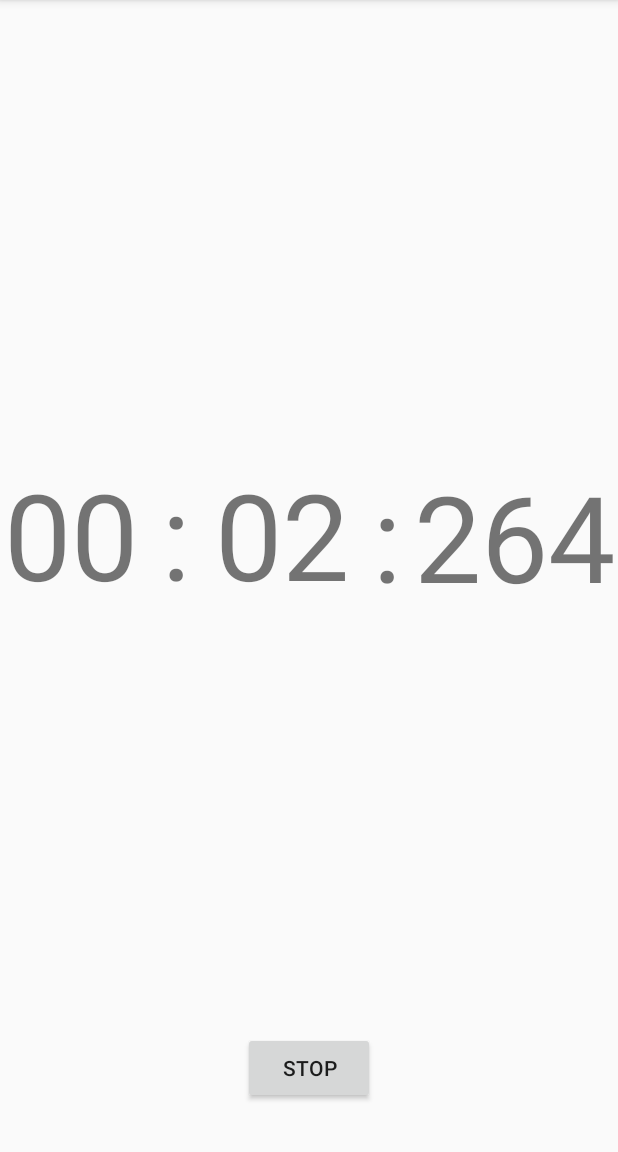
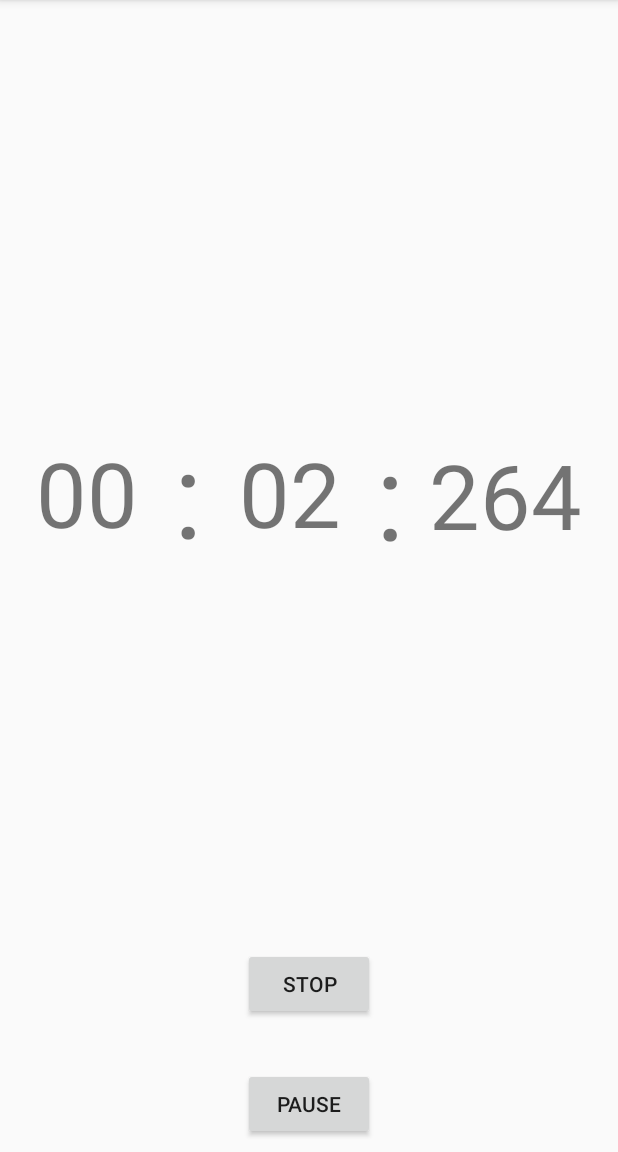
Before and after one commit to vlazar83/Stopper, an Android app: the screen it shows after launch (MainActivity), after a tap on "START", on a phone screen of 412 x 824 dp, the part 84-1236 px from its top. Run offline under Robolectric (Android 15) with nearby library versions, the phone set to English and light mode, and no system bars.

Commit message:
Pause functionality added

```diff
--- a/app/src/main/java/com/example/i060663/stopper/MainActivity.java
+++ b/app/src/main/java/com/example/i060663/stopper/MainActivity.java
@@ -9,11 +9,14 @@ import android.widget.TextView;
 
 public class MainActivity extends AppCompatActivity {
 
-    TextView minutesTextView;
-    TextView secondsTextView;
-    TextView millisecTextView;
+    private TextView minutesTextView;
+    private TextView secondsTextView;
+    private TextView millisecTextView;
 
-    long startTime = 0;
+    private long startTime = 0;
+    private long pauseTime = 0;
+    private long resumeTime = 0;
+    private long idleAmount = 0;
 
     //runs without a timer by reposting this handler at the end of the runnable
     Handler timerHandler = new Handler();
@@ -21,7 +24,7 @@ public class MainActivity extends AppCompatActivity {
 
         @Override
         public void run() {
-            long millis = System.currentTimeMillis() - startTime;
+            long millis = System.currentTimeMillis() - startTime - idleAmount;
             int seconds = (int) (millis / 1000);
             int minutes = seconds / 60;
             seconds = seconds % 60;
@@ -43,6 +46,11 @@ public class MainActivity extends AppCompatActivity {
         secondsTextView = (TextView) findViewById(R.id.secondTextView);
         millisecTextView = (TextView) findViewById(R.id.millisecTextView);
 
+
+        final Button pauseButton = (Button) findViewById(R.id.pauseButton);
+        pauseButton.setText("Pause");
+        pauseButton.setEnabled(false);
+
         Button b = (Button) findViewById(R.id.startButton);
         b.setText("start");
         b.setOnClickListener(new View.OnClickListener() {
@@ -53,11 +61,38 @@ public class MainActivity extends AppCompatActivity {
                 if (b.getText().equals("stop")) {
                     timerHandler.removeCallbacks(timerRunnable);
                     b.setText("start");
+                    pauseButton.setEnabled(false);
+                    pauseButton.setText("Pause");
                 } else {
                     startTime = System.currentTimeMillis();
+                    pauseTime = 0;
+                    resumeTime = 0;
+                    idleAmount = 0;
                     timerHandler.postDelayed(timerRunnable, 0);
                     b.setText("stop");
+                    pauseButton.setEnabled(true);
+                    pauseButton.setText("Pause");
                 }
+            }
+        });
+
+        pauseButton.setOnClickListener(new View.OnClickListener(){
+
+
+            @Override
+            public void onClick(View v) {
+                Button b = (Button) v;
+                if (b.getText().equals("Pause")) {
+                    pauseTime = System.currentTimeMillis();
+                    timerHandler.removeCallbacks(timerRunnable);
+                    b.setText("Resume");
+                } else {
+                    resumeTime = System.currentTimeMillis();
+                    idleAmount = idleAmount + (resumeTime - pauseTime);
+                    timerHandler.postDelayed(timerRunnable, 0);
+                    b.setText("Pause");
+                }
+
             }
         });
 
--- a/app/src/main/res/layout/activity_main.xml
+++ b/app/src/main/res/layout/activity_main.xml
@@ -28,7 +28,7 @@
         android:layout_height="wrap_content"
         android:layout_marginBottom="32dp"
         android:text="Start"
-        app:layout_constraintBottom_toBottomOf="parent"
+        app:layout_constraintBottom_toTopOf="@+id/pauseButton"
         app:layout_constraintEnd_toEndOf="parent"
         app:layout_constraintStart_toStartOf="parent" />
 
@@ -36,10 +36,10 @@
         android:id="@+id/minuteTextView"
         android:layout_width="wrap_content"
         android:layout_height="wrap_content"
-        android:layout_marginStart="8dp"
+        android:layout_marginStart="16dp"
         android:layout_marginEnd="8dp"
         android:text="00"
-        android:textSize="80sp"
+        android:textSize="60sp"
         app:layout_constraintBottom_toBottomOf="@+id/colonTextView"
         app:layout_constraintEnd_toStartOf="@+id/colonTextView"
         app:layout_constraintStart_toStartOf="parent"
@@ -52,7 +52,7 @@
         android:layout_marginStart="8dp"
         android:layout_marginEnd="8dp"
         android:text="00"
-        android:textSize="80sp"
+        android:textSize="60sp"
         app:layout_constraintBottom_toBottomOf="@+id/colonTextView"
         app:layout_constraintEnd_toStartOf="@+id/colonTextView2"
         app:layout_constraintStart_toEndOf="@+id/colonTextView"
@@ -62,9 +62,9 @@
         android:id="@+id/millisecTextView"
         android:layout_width="wrap_content"
         android:layout_height="wrap_content"
-        android:layout_marginEnd="8dp"
+        android:layout_marginEnd="16dp"
         android:text="000"
-        android:textSize="80sp"
+        android:textSize="60sp"
         app:layout_constraintBottom_toBottomOf="@+id/colonTextView2"
         app:layout_constraintEnd_toEndOf="parent"
         app:layout_constraintStart_toEndOf="@+id/colonTextView2"
@@ -84,4 +84,16 @@
         app:layout_constraintEnd_toStartOf="@+id/secondTextView"
         app:layout_constraintStart_toEndOf="@+id/minuteTextView"
         app:layout_constraintTop_toTopOf="parent" />
+
+    <Button
+        android:id="@+id/pauseButton"
+        android:layout_width="wrap_content"
+        android:layout_height="wrap_content"
+        android:layout_marginStart="8dp"
+        android:layout_marginEnd="8dp"
+        android:layout_marginBottom="8dp"
+        android:text="Pause"
+        app:layout_constraintBottom_toBottomOf="parent"
+        app:layout_constraintEnd_toEndOf="parent"
+        app:layout_constraintStart_toStartOf="parent" />
 </android.support.constraint.ConstraintLayout>
```
